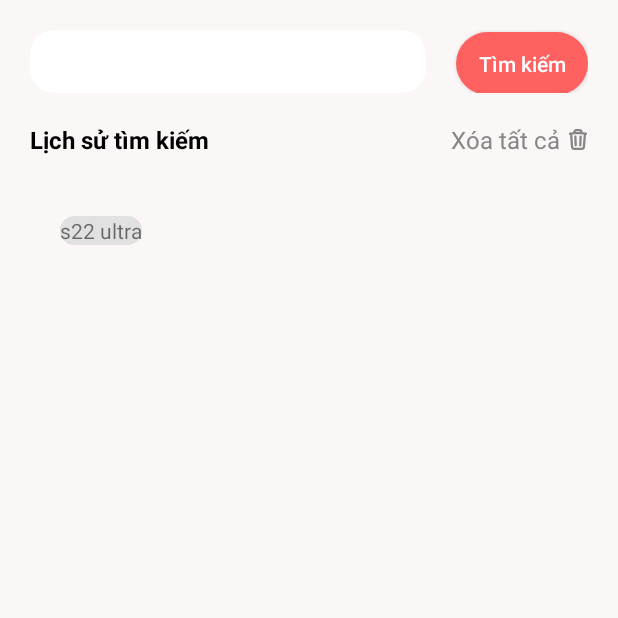
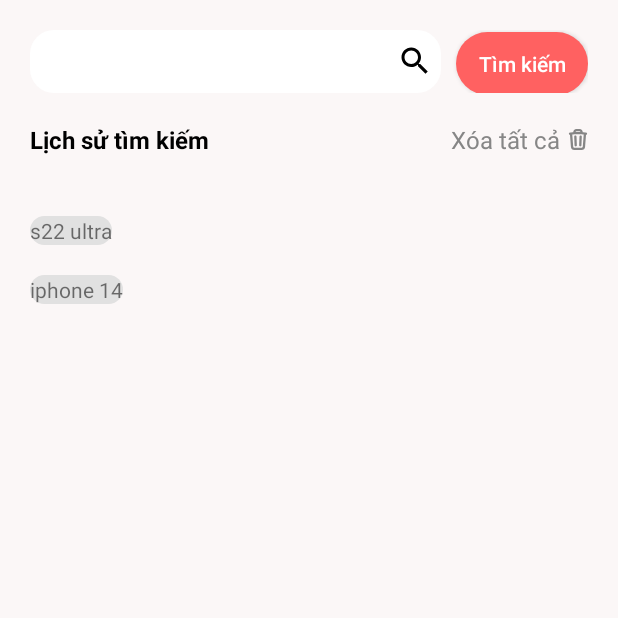
Before and after one commit to josephanh/AppShopBee, an Android app: the screen it shows after launch (Search), on a phone screen of 412 x 824 dp, the top half of it. Run offline under Robolectric (Android 15) with nearby library versions, the phone set to English and light mode, and no system bars.

Commit message:
update_6 search_5

```diff
--- /dev/null
+++ b/app/src/main/res/drawable/ic_baseline_search_24.xml
@@ -0,0 +1,5 @@
+<vector android:height="24dp" android:tint="#000000"
+    android:viewportHeight="24" android:viewportWidth="24"
+    android:width="24dp" xmlns:android="http://schemas.android.com/apk/res/android">
+    <path android:fillColor="@android:color/white" android:pathData="M15.5,14h-0.79l-0.28,-0.27C15.41,12.59 16,11.11 16,9.5 16,5.91 13.09,3 9.5,3S3,5.91 3,9.5 5.91,16 9.5,16c1.61,0 3.09,-0.59 4.23,-1.57l0.27,0.28v0.79l5,4.99L20.49,19l-4.99,-5zM9.5,14C7.01,14 5,11.99 5,9.5S7.01,5 9.5,5 14,7.01 14,9.5 11.99,14 9.5,14z"/>
+</vector>
--- a/app/src/main/res/layout/activity_search.xml
+++ b/app/src/main/res/layout/activity_search.xml
@@ -20,9 +20,10 @@
         android:layout_width="wrap_content"
         android:layout_height="42dp"
         android:background="@drawable/btn_search"
-        android:layout_marginRight="20dp"
-
+        android:layout_marginRight="10dp"
+        android:drawableRight="@drawable/ic_baseline_search_24"
         android:layout_weight="1"
+        android:padding="5dp"
         app:queryHint="@string/app_name" />
         <Button
             android:id="@+id/btn_search"
@@ -79,6 +80,7 @@
 
         <androidx.recyclerview.widget.RecyclerView
             android:id="@+id/rv_History_Search"
+            android:orientation="horizontal"
             android:layout_width="match_parent"
             android:layout_height="match_parent" />
     </LinearLayout>
--- a/app/src/main/res/layout/detail_history_item.xml
+++ b/app/src/main/res/layout/detail_history_item.xml
@@ -1,17 +1,20 @@
 <?xml version="1.0" encoding="utf-8"?>
 <LinearLayout xmlns:android="http://schemas.android.com/apk/res/android"
     android:layout_width="match_parent"
-    android:layout_height="match_parent">
-
+    android:orientation="vertical"
+    android:layout_height="wrap_content">
+<LinearLayout
+    android:layout_width="match_parent"
+    android:orientation="horizontal"
+    android:layout_height="wrap_content">
     <TextView
         android:id="@+id/txt_item_history"
         android:layout_width="wrap_content"
         android:layout_height="wrap_content"
-        android:layout_marginStart="20dp"
         android:layout_marginRight="5dp"
         android:layout_marginTop="20dp"
         android:text="s22 ultra"
         android:background="@drawable/txt_item_search"
         />
-
 </LinearLayout>
+</LinearLayout>
```
